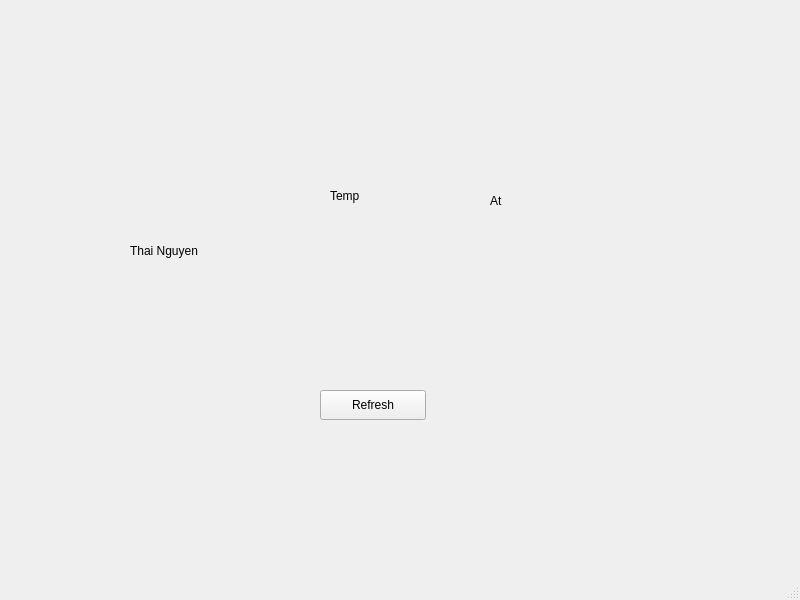
Qt form ui/MainWindow.ui (daopctn/WeatherStationMonitor) before a commit.
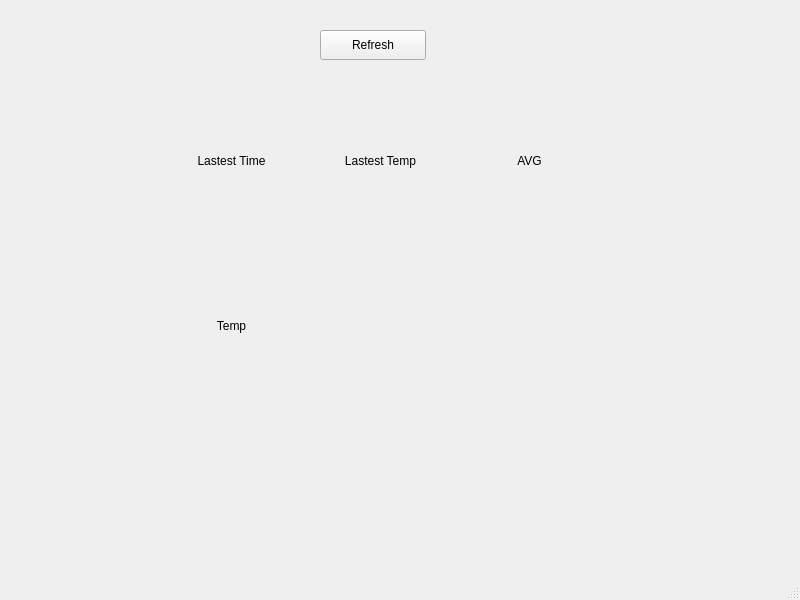
The same form after that commit.

What changed in the file:
```diff
--- a/ui/MainWindow.ui
+++ b/ui/MainWindow.ui
@@ -14,76 +14,11 @@
    <string>MainWindow</string>
   </property>
   <widget class="QWidget" name="centralwidget">
-   <widget class="QLabel" name="label">
-    <property name="geometry">
-     <rect>
-      <x>130</x>
-      <y>230</y>
-      <width>111</width>
-      <height>41</height>
-     </rect>
-    </property>
-    <property name="text">
-     <string>Thai Nguyen</string>
-    </property>
-   </widget>
-   <widget class="QLabel" name="label_2">
-    <property name="geometry">
-     <rect>
-      <x>330</x>
-      <y>170</y>
-      <width>51</width>
-      <height>51</height>
-     </rect>
-    </property>
-    <property name="text">
-     <string>Temp</string>
-    </property>
-   </widget>
-   <widget class="QLabel" name="label_3">
-    <property name="geometry">
-     <rect>
-      <x>490</x>
-      <y>180</y>
-      <width>21</width>
-      <height>41</height>
-     </rect>
-    </property>
-    <property name="text">
-     <string>At</string>
-    </property>
-   </widget>
-   <widget class="QLabel" name="label_4">
-    <property name="geometry">
-     <rect>
-      <x>310</x>
-      <y>240</y>
-      <width>80</width>
-      <height>21</height>
-     </rect>
-    </property>
-    <property name="text">
-     <string/>
-    </property>
-   </widget>
-   <widget class="QLabel" name="label_5">
-    <property name="geometry">
-     <rect>
-      <x>460</x>
-      <y>240</y>
-      <width>181</width>
-      <height>16</height>
-     </rect>
-    </property>
-    <property name="text">
-     <string/>
-    </property>
-   </widget>
    <widget class="QPushButton" name="pushButton">
     <property name="geometry">
      <rect>
       <x>320</x>
-      <y>390</y>
+      <y>30</y>
       <width>106</width>
       <height>30</height>
      </rect>
@@ -92,6 +27,90 @@
      <string>Refresh</string>
     </property>
    </widget>
+   <widget class="QWidget" name="horizontalLayoutWidget">
+    <property name="geometry">
+     <rect>
+      <x>160</x>
+      <y>80</y>
+      <width>441</width>
+      <height>161</height>
+     </rect>
+    </property>
+    <layout class="QHBoxLayout" name="horizontalLayout">
+     <item>
+      <widget class="QLabel" name="label_3">
+       <property name="text">
+        <string>Lastest Time</string>
+       </property>
+       <property name="alignment">
+        <set>Qt::AlignCenter</set>
+       </property>
+      </widget>
+     </item>
+     <item>
+      <widget class="QLabel" name="label_2">
+       <property name="text">
+        <string>Lastest Temp</string>
+       </property>
+       <property name="alignment">
+        <set>Qt::AlignCenter</set>
+       </property>
+      </widget>
+     </item>
+     <item>
+      <widget class="QLabel" name="label_7">
+       <property name="text">
+        <string>AVG</string>
+       </property>
+       <property name="alignment">
+        <set>Qt::AlignCenter</set>
+       </property>
+      </widget>
+     </item>
+    </layout>
+   </widget>
+   <widget class="QWidget" name="horizontalLayoutWidget_2">
+    <property name="geometry">
+     <rect>
+      <x>160</x>
+      <y>240</y>
+      <width>441</width>
+      <height>171</height>
+     </rect>
+    </property>
+    <layout class="QHBoxLayout" name="horizontalLayout_2">
+     <item>
+      <widget class="QLabel" name="label_4">
+       <property name="text">
+        <string>Temp</string>
+       </property>
+       <property name="alignment">
+        <set>Qt::AlignCenter</set>
+       </property>
+      </widget>
+     </item>
+     <item>
+      <widget class="QLabel" name="label_5">
+       <property name="text">
+        <string/>
+       </property>
+       <property name="alignment">
+        <set>Qt::AlignCenter</set>
+       </property>
+      </widget>
+     </item>
+     <item>
+      <widget class="QLabel" name="label_6">
+       <property name="text">
+        <string/>
+       </property>
+       <property name="alignment">
+        <set>Qt::AlignCenter</set>
+       </property>
+      </widget>
+     </item>
+    </layout>
+   </widget>
   </widget>
   <widget class="QMenuBar" name="menubar">
    <property name="geometry">
```
Left out of the diff: 2 changed lines with no effect on the pictures.
